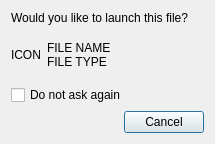
First picture: the form in src/widgets/executablefileopendialog.ui, repository KDE/kio, before the edit.
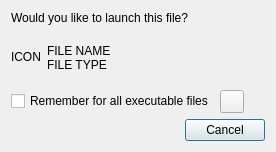
Second picture: the form after the edit. Custom widgets are drawn as their Qt base class.

Commit message:
ExecutableFileOpenDialog: Make "Dont ask again" clearer
Tell the user what the option does and that it applies to
all executable files.

Since the GUI for this setting is in Dolphin and not KIO,
when Dolphin is the default file manager (real-world Plasma
session), a hint is shown how the user can undo this choice.

What changed in the file:
```diff
--- a/src/widgets/executablefileopendialog.ui
+++ b/src/widgets/executablefileopendialog.ui
@@ -6,8 +6,8 @@
    <rect>
     <x>0</x>
     <y>0</y>
-    <width>215</width>
-    <height>144</height>
+    <width>276</width>
+    <height>152</height>
    </rect>
   </property>
   <property name="windowTitle">
@@ -90,11 +90,22 @@
     </layout>
    </item>
    <item>
+    <layout class="QHBoxLayout" name="horizontalLayout_2">
+     <item alignment="Qt::AlignmentFlag::AlignLeft">
     <widget class="QCheckBox" name="dontAgainCheckBox">
      <property name="text">
-      <string>Do not ask again</string>
-     </property>
-    </widget>
+        <string comment="@option:check Always open/launch executable files (dont ask again)">Remember for all executable files</string>
+       </property>
+      </widget>
+     </item>
+     <item alignment="Qt::AlignmentFlag::AlignLeft">
+      <widget class="KContextualHelpButton" name="dontAgainHelpButton">
+       <property name="contextualHelpText">
+        <string comment="@info:tooltip How to undo do not ask again">You can undo this under &quot;Confirmations&quot; in Dolphin file manager settings.</string>
+       </property>
+      </widget>
+     </item>
+    </layout>
    </item>
    <item>
     <widget class="QDialogButtonBox" name="buttonBox">
@@ -108,6 +119,13 @@
    </item>
   </layout>
  </widget>
+ <customwidgets>
+  <customwidget>
+   <class>KContextualHelpButton</class>
+   <extends>QToolButton</extends>
+   <header>kcontextualhelpbutton.h</header>
+  </customwidget>
+ </customwidgets>
  <resources/>
  <connections/>
 </ui>
```
Lines whose indentation alone changed are shown as unchanged. The commit also changes 1 other file.
